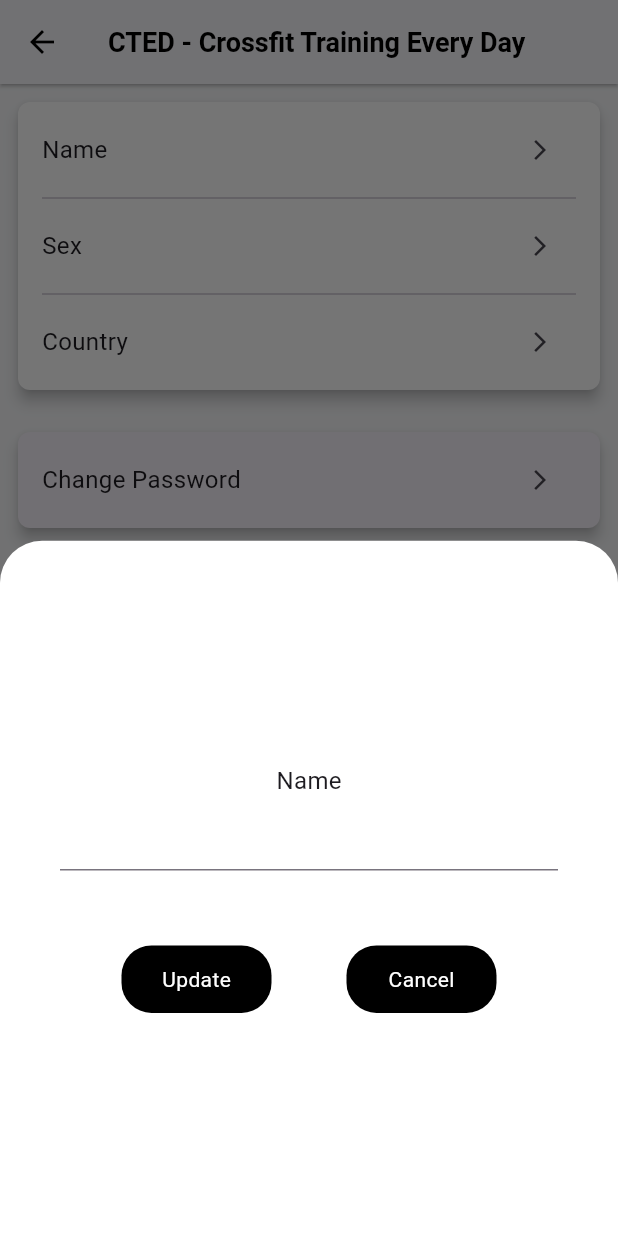
After one commit to dw9706/CTED-Crossfit_Training_Every_Day, a Flutter app: the AccountPage screen opened directly, after a tap on the "arrow forward ios" icon, on a phone screen of 412 x 824 dp. The commit adds this screen. Run offline on Flutter 3.47's test engine with Material 3 defaults, Android fonts, the phone set to English and light mode, and no system bars; our stand-ins replace animated_text_kit, calendar_timeline, cloud_firestore, firebase_auth, firebase_core, get; missing offline and left inert: firebase_ui_auth; accounts and stored records are empty.

Commit message:
myPage의 Account 구현

```diff
--- a/lib/Controller/userDataController.dart
+++ b/lib/Controller/userDataController.dart
@@ -15,7 +15,8 @@ class UserDataController extends GetxController {
 
   //firestore UserData컬렉션에 유저의 문서를 만든다.
   Future<void> makeUserDataDocument() async {
-    await firestore.collection('userData').doc(user.uid).set({"programs": []});
+    await firestore.collection('userData').doc(user.uid).set(
+        {"programs": [], "name": 'Null', "sex": "Null", "country": "Null"});
   }
 
   //firestore의 userData컬렉션에서 user의 doc을 가져와 리턴한다.
@@ -139,4 +140,21 @@ class UserDataController extends GetxController {
     await Get.find<ProgramsDataController>()
         .plusProgramFollowers(programName: programName);
   }
+
+  Future<List<String>> getUserData() async {
+    var tmp = await firestore.collection('userData').doc(user!.uid).get();
+    List<String> result = [];
+    result.add(tmp['name']);
+    result.add(tmp['sex']);
+    result.add(tmp['country']);
+    return result;
+  }
+
+  Future<void> updateUserData(
+      {required String fieldName, required String fieldData}) async {
+    await firestore
+        .collection('userData')
+        .doc(user!.uid)
+        .update({fieldName: fieldData});
+  }
 }
--- /dev/null
+++ b/lib/screens/accountPage.dart
@@ -0,0 +1,181 @@
+import 'package:cted/Controller/userDataController.dart';
+import 'package:cted/screens/changePasswordPage.dart';
+import 'package:cted/widgets/updateUserDataBottomSheet.dart';
+import 'package:flutter/material.dart';
+import 'package:get/get.dart';
+
+class AccountPage extends StatefulWidget {
+  const AccountPage({super.key});
+
+  @override
+  State<AccountPage> createState() => _AccountPageState();
+}
+
+class _AccountPageState extends State<AccountPage> {
+  void setBottomSheet({required String fieldName, required String fieldData}) {
+    Get.bottomSheet(
+            UpdateUserDataBottomSheet(
+              fieldName: fieldName,
+              fieldData: fieldData,
+            ),
+            backgroundColor: Colors.white)
+        .then((value) {
+      setState(() {});
+    });
+  }
+
+  @override
+  Widget build(BuildContext context) {
+    return FutureBuilder(
+        future: Get.find<UserDataController>().getUserData(),
+        builder: (context, snapshot) {
+          if (snapshot.hasData) {
+            return Scaffold(
+              appBar: AppBar(
+                title: Text(
+                  "CTED - Crossfit Training Every Day",
+                  style: TextStyle(fontSize: 18),
+                ),
+              ),
+              body: Padding(
+                padding: const EdgeInsets.all(8.0),
+                child: Column(
+                  children: [
+                    Card(
+                      color: Colors.white,
+                      child: Padding(
+                        padding: const EdgeInsets.symmetric(
+                            horizontal: 16, vertical: 8),
+                        child: Column(
+                          children: [
+                            Row(
+                              mainAxisAlignment: MainAxisAlignment.spaceBetween,
+                              children: [
+                                Text('Name',
+                                    style: TextStyle(
+                                        fontSize: 16,
+                                        fontWeight: FontWeight.w400)),
+                                Center(
+                                  child: Row(
+                                    children: [
+                                      Text(snapshot.data![0]),
+                                      IconButton(
+                                          onPressed: () {
+                                            setBottomSheet(
+                                                fieldData: snapshot.data![0],
+                                                fieldName: 'Name');
+                                          },
+                                          iconSize: 16,
+                                          icon: Icon(Icons
+                                              .arrow_forward_ios_outlined)),
+                                    ],
+                                  ),
+                                )
+                              ],
+                            ),
+                            Divider(),
+                            Row(
+                              mainAxisAlignment: MainAxisAlignment.spaceBetween,
+                              children: [
+                                Text('Sex',
+                                    style: TextStyle(
+                                        fontSize: 16,
+                                        fontWeight: FontWeight.w400)),
+                                Center(
+                                  child: Row(
+                                    children: [
+                                      Text(snapshot.data![1]),
+                                      IconButton(
+                                          onPressed: () {
+                                            setBottomSheet(
+                                                fieldData: snapshot.data![1],
+                                                fieldName: 'Sex');
+                                          },
+                                          iconSize: 16,
+                                          icon: Icon(Icons
+                                              .arrow_forward_ios_outlined)),
+                                    ],
+                                  ),
+                                ),
+                              ],
+                            ),
+                            Divider(),
+                            Row(
+                              mainAxisAlignment: MainAxisAlignment.spaceBetween,
+                              children: [
+                                Text('Country',
+                                    style: TextStyle(
+                                        fontSize: 16,
+                                        fontWeight: FontWeight.w400)),
+                                Center(
+                                  child: Row(
+                                    children: [
+                                      Text(snapshot.data![2]),
+                                      IconButton(
+                                          onPressed: () {
+                                            setBottomSheet(
+                                                fieldData: snapshot.data![2],
+                                                fieldName: 'Country');
+                                          },
+                                          iconSize: 16,
+                                          icon: Icon(Icons
+                                              .arrow_forward_ios_outlined)),
+                                    ],
+                                  ),
+                                )
+                              ],
+                            ),
+                          ],
+                        ),
+                      ),
+                      shape: RoundedRectangleBorder(
+//모서리를 둥글게 하기 위해 사용
+                        borderRadius: BorderRadius.circular(8.0),
+                      ),
+                      elevation: 4.0,
+                    ),
+                    SizedBox(
+                      height: 20,
+                    ),
+                    Card(
+                      child: Padding(
+                        padding: const EdgeInsets.symmetric(
+                            horizontal: 16, vertical: 8),
+                        child: Row(
+                          mainAxisAlignment: MainAxisAlignment.spaceBetween,
+                          children: [
+                            Text('Change Password',
+                                style: TextStyle(
+                                    fontSize: 16, fontWeight: FontWeight.w400)),
+                            IconButton(
+                                onPressed: () {
+                                  Get.to(() => ChangePasswordPage());
+                                },
+                                iconSize: 16,
+                                icon: Icon(Icons.arrow_forward_ios_outlined))
+                          ],
+                        ),
+                      ),
+                      shape: RoundedRectangleBorder(
+//모서리를 둥글게 하기 위해 사용
+                        borderRadius: BorderRadius.circular(8.0),
+                      ),
+                      elevation: 4.0,
+                    )
+                  ],
+                ),
+              ),
+            );
+          } else if (snapshot.hasError) {
+            return Center(
+              child: Text(
+                'Error: ${snapshot.error}',
+                style: TextStyle(fontSize: 15),
+              ),
+            );
+          } else {
+            return Center(child: CircularProgressIndicator());
+          }
+        });
+  }
+}
--- a/lib/screens/programInfomationPage.dart
+++ b/lib/screens/programInfomationPage.dart
@@ -1,4 +1,5 @@
 import 'package:cted/Controller/programsDataController.dart';
+import 'package:cted/screens/mainPage.dart';
 import 'package:cted/widgets/subcribeProgramDialog.dart';
 import 'package:cted/widgets/subscribeButton.dart';
 import 'package:flutter/material.dart';
--- a/lib/screens/searchProgramPage.dart
+++ b/lib/screens/searchProgramPage.dart
@@ -48,7 +48,7 @@ class _SearchProgramPageState extends State<SearchProgramPage> {
                             keyword = tmpText.trim();
                           });
                           tmpText = '';
-                          keywordTextFieldController.clear();
+                          //keywordTextFieldController.clear();
                         },
                         icon: Icon(Icons.search)),
                   ],
@@ -68,7 +68,7 @@ class _SearchProgramPageState extends State<SearchProgramPage> {
                           return GestureDetector(
                             onTap: () async {
                               print('${programNames[index]}');
-                              Get.to(() => ProgramInformationPage(),
+                              await Get.to(() => ProgramInformationPage(),
                                   arguments: {
                                     'programName': programNames[index]
                                   });
--- /dev/null
+++ b/lib/widgets/updateUserDataBottomSheet.dart
@@ -0,0 +1,110 @@
+import 'package:cted/Controller/userDataController.dart';
+import 'package:flutter/material.dart';
+import 'package:get/get.dart';
+
+class UpdateUserDataBottomSheet extends StatefulWidget {
+  UpdateUserDataBottomSheet({required this.fieldName, required this.fieldData});
+  String fieldName;
+  String fieldData;
+  @override
+  State<UpdateUserDataBottomSheet> createState() =>
+      _UpdateUserDataBottomSheetState();
+}
+
+class _UpdateUserDataBottomSheetState extends State<UpdateUserDataBottomSheet> {
+  String tmpText = '';
+  @override
+  Widget build(BuildContext context) {
+    final TextFieldController = TextEditingController(text: widget.fieldData);
+    return Center(
+      child: Padding(
+        padding: const EdgeInsets.symmetric(horizontal: 40),
+        child: Column(
+          mainAxisAlignment: MainAxisAlignment.center,
+          children: [
+            Text(
+              widget.fieldName,
+              style: TextStyle(fontSize: 16),
+            ),
+            TextField(
+              controller: TextFieldController,
+              onChanged: (value) {
+                tmpText = value;
+              },
+            ),
+            SizedBox(
+              height: 50,
+            ),
+            Row(
+              mainAxisAlignment: MainAxisAlignment.center,
+              children: [
+                //Update버튼
+                GestureDetector(
+                  onTap: () async {
+                    String changeText = tmpText.trim();
+                    if (changeText.length < 3) {
+                      //Day를 정하지 않고 Update를 누르면 SnackBar나옴
+                      Get.snackbar("필수 정보", "3자 이상 입력하세요",
+                          snackPosition: SnackPosition.BOTTOM,
+                          backgroundColor: Colors.white,
+                          icon: Icon(
+                            Icons.warning_amber_rounded,
+                            color: Colors.red,
+                          ));
+                    } else {
+                      await Get.find<UserDataController>()
+                          .updateUserData(
+                              fieldName: widget.fieldName.toLowerCase(),
+                              fieldData: changeText)
+                          .then((_) {
+                        Get.back();
+                      });
+                    }
+                  },
+                  child: Container(
+                    width: 100,
+                    height: 45,
+                    decoration: BoxDecoration(
+                        borderRadius: BorderRadius.circular(20),
+                        color: Colors.black),
+                    child: Center(
+                      child: Text(
+                        'Update',
+                        style: TextStyle(
+                          color: Colors.white,
+                        ),
+                      ),
+                    ),
+                  ),
+                ),
+                //Update버튼과 Cancel버튼 사이 간격
+                SizedBox(width: 50),
+                //Cancel버튼
+                GestureDetector(
+                  onTap: () {
+                    Get.back();
+                  },
+                  child: Container(
+                    width: 100,
+                    height: 45,
+                    decoration: BoxDecoration(
+                        borderRadius: BorderRadius.circular(20),
+                        color: Colors.black),
+                    child: Center(
+                      child: Text(
+                        'Cancel',
+                        style: TextStyle(
+                          color: Colors.white,
+                        ),
+                      ),
+                    ),
+                  ),
+                )
+              ],
+            )
+          ],
+        ),
+      ),
+    );
+  }
+}
```
Also changed, not shown: lib/screens/changePasswordPage.dart (added, +139 -0 lines), lib/screens/myPage.dart (+30 -15 lines), 1 other file.
